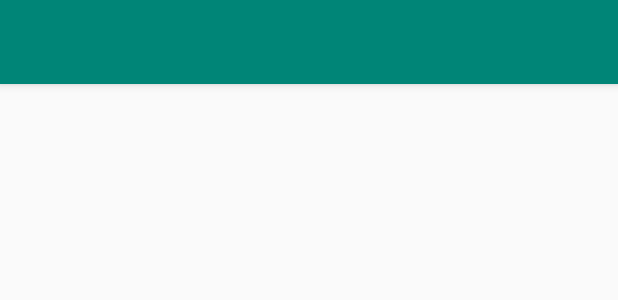
After one commit to NilSilva/FilmesSeries, an Android app: the layout activity_tudo.xml on its own in the app's theme, with its tools: preview values and no code run, on a phone screen of 412 x 824 dp. The commit adds this screen. Shown: the top 300 px of the screen. Run offline under Robolectric (Android 15) with nearby library versions, the light colour scheme and no system bars.

Commit message:
Chamar a nova atividade(Tudo) ao clicar na opção "Mostrar tudo" no menu.

```diff
--- a/app/src/main/java/Nil/filmesseries/MainActivity.java
+++ b/app/src/main/java/Nil/filmesseries/MainActivity.java
@@ -1,5 +1,6 @@
 package Nil.filmesseries;
 
+import android.content.Intent;
 import android.os.Bundle;
 
 import com.google.android.material.floatingactionbutton.FloatingActionButton;
@@ -39,7 +40,8 @@ public class MainActivity extends AppCompatActivity {
 
         //noinspection SimplifiableIfStatement
         if (id == R.id.action_mostraTudo) {
-            Toast.makeText(this, "Mostrar tudo", Toast.LENGTH_LONG).show();
+            Intent intent = new Intent(this, Tudo.class);
+            startActivity(intent);
         }else if(id == R.id.action_aMinhaLista){
             Toast.makeText(this, "A minha lista", Toast.LENGTH_LONG).show();
         }else if(id == R.id.action_opcoes){
--- /dev/null
+++ b/app/src/main/res/layout/activity_tudo.xml
@@ -0,0 +1,25 @@
+<?xml version="1.0" encoding="utf-8"?>
+<androidx.coordinatorlayout.widget.CoordinatorLayout xmlns:android="http://schemas.android.com/apk/res/android"
+    xmlns:app="http://schemas.android.com/apk/res-auto"
+    xmlns:tools="http://schemas.android.com/tools"
+    android:layout_width="match_parent"
+    android:layout_height="match_parent"
+    tools:context=".Tudo">
+
+    <com.google.android.material.appbar.AppBarLayout
+        android:layout_width="match_parent"
+        android:layout_height="wrap_content"
+        android:theme="@style/AppTheme.AppBarOverlay">
+
+        <androidx.appcompat.widget.Toolbar
+            android:id="@+id/toolbar"
+            android:layout_width="match_parent"
+            android:layout_height="?attr/actionBarSize"
+            android:background="?attr/colorPrimary"
+            app:popupTheme="@style/AppTheme.PopupOverlay" />
+
+    </com.google.android.material.appbar.AppBarLayout>
+
+    <include layout="@layout/content_tudo" />
+
+</androidx.coordinatorlayout.widget.CoordinatorLayout>
--- /dev/null
+++ b/app/src/main/res/layout/content_tudo.xml
@@ -0,0 +1,11 @@
+<?xml version="1.0" encoding="utf-8"?>
+<androidx.constraintlayout.widget.ConstraintLayout xmlns:android="http://schemas.android.com/apk/res/android"
+    xmlns:app="http://schemas.android.com/apk/res-auto"
+    xmlns:tools="http://schemas.android.com/tools"
+    android:layout_width="match_parent"
+    android:layout_height="match_parent"
+    app:layout_behavior="@string/appbar_scrolling_view_behavior"
+    tools:context=".Tudo"
+    tools:showIn="@layout/activity_tudo">
+
+</androidx.constraintlayout.widget.ConstraintLayout>
--- a/app/src/main/res/values/strings.xml
+++ b/app/src/main/res/values/strings.xml
@@ -5,4 +5,5 @@
     <string name="menuMinhaLista">A minha lista</string>
     <string name="menuOpcoes">Opções</string>
     <string name="menuSobre">Sobre</string>
+    <string name="title_activity_tudo">Tudo</string>
 </resources>
```
Also changed, not shown: app/src/main/AndroidManifest.xml (+9 -0 lines), app/src/main/java/Nil/filmesseries/Tudo.java (added, +25 -0 lines).
